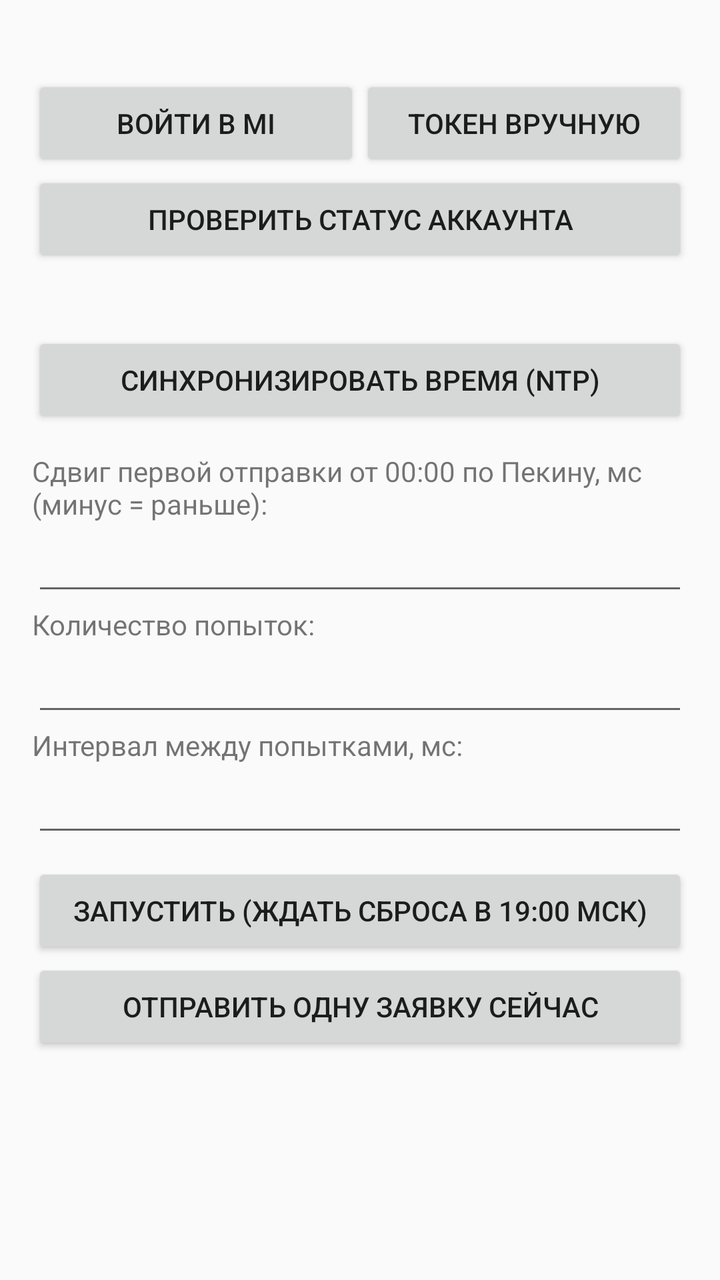
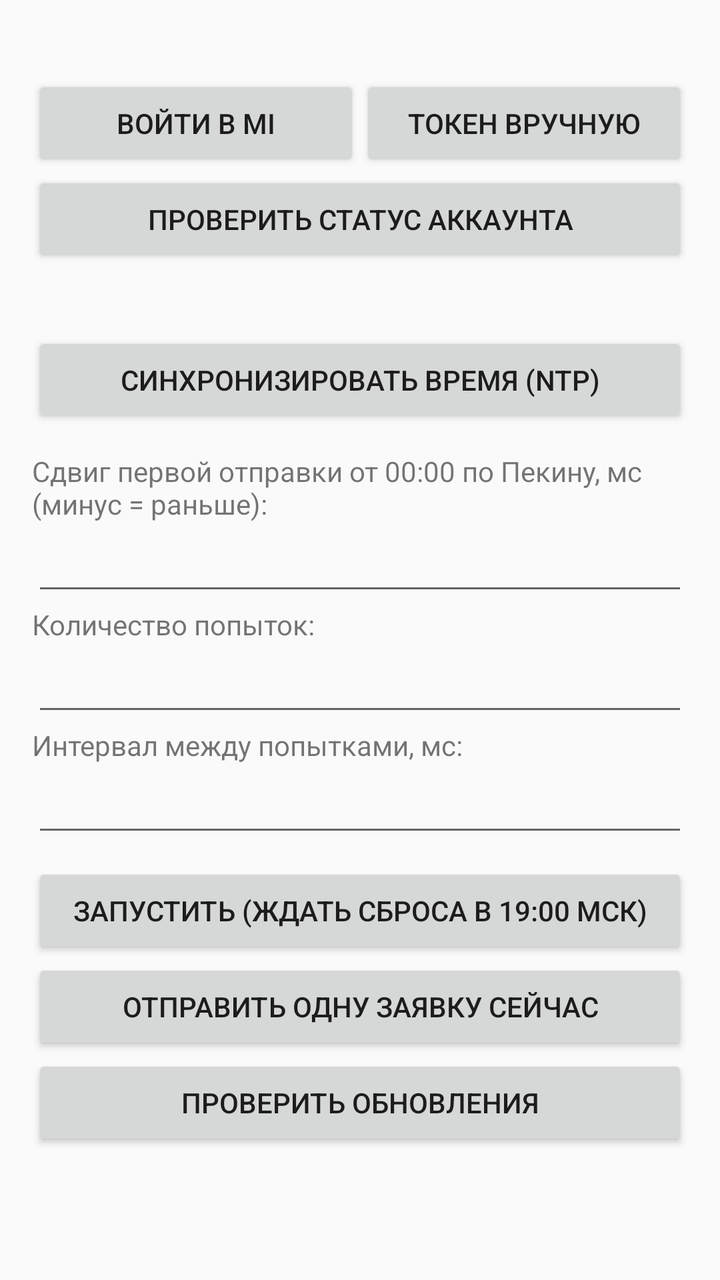

Compare the two renders of this Android layout. The source of the first and the diff that turns it into the second are given below.
<!-- AndroidManifest.xml: application theme Theme.App -->
<!-- res/layout/activity_main.xml -->
<?xml version="1.0" encoding="utf-8"?>
<ScrollView xmlns:android="http://schemas.android.com/apk/res/android"
    android:layout_width="match_parent"
    android:layout_height="match_parent"
    android:fillViewport="true">

    <LinearLayout
        android:layout_width="match_parent"
        android:layout_height="wrap_content"
        android:orientation="vertical"
        android:padding="16dp">

        <TextView
            android:id="@+id/tvAccount"
            android:layout_width="match_parent"
            android:layout_height="wrap_content"
            android:textSize="16sp"
            android:textStyle="bold" />

        <LinearLayout
            android:layout_width="match_parent"
            android:layout_height="wrap_content"
            android:orientation="horizontal">

            <Button
                android:id="@+id/btnLogin"
                android:layout_width="0dp"
                android:layout_height="wrap_content"
                android:layout_weight="1"
                android:text="Войти в Mi" />

            <Button
                android:id="@+id/btnToken"
                android:layout_width="0dp"
                android:layout_height="wrap_content"
                android:layout_weight="1"
                android:text="Токен вручную" />
        </LinearLayout>

        <Button
            android:id="@+id/btnState"
            android:layout_width="match_parent"
            android:layout_height="wrap_content"
            android:text="Проверить статус аккаунта" />

        <TextView
            android:id="@+id/tvClock"
            android:layout_width="match_parent"
            android:layout_height="wrap_content"
            android:layout_marginTop="12dp"
            android:fontFamily="monospace"
            android:textSize="15sp" />

        <Button
            android:id="@+id/btnSync"
            android:layout_width="match_parent"
            android:layout_height="wrap_content"
            android:text="Синхронизировать время (NTP)" />

        <TextView
            android:layout_width="match_parent"
            android:layout_height="wrap_content"
            android:layout_marginTop="12dp"
            android:text="Сдвиг первой отправки от 00:00 по Пекину, мс (минус = раньше):" />

        <EditText
            android:id="@+id/etOffset"
            android:layout_width="match_parent"
            android:layout_height="wrap_content"
            android:inputType="numberSigned" />

        <TextView
            android:layout_width="match_parent"
            android:layout_height="wrap_content"
            android:text="Количество попыток:" />

        <EditText
            android:id="@+id/etCount"
            android:layout_width="match_parent"
            android:layout_height="wrap_content"
            android:inputType="number" />

        <TextView
            android:layout_width="match_parent"
            android:layout_height="wrap_content"
            android:text="Интервал между попытками, мс:" />

        <EditText
            android:id="@+id/etInterval"
            android:layout_width="match_parent"
            android:layout_height="wrap_content"
            android:inputType="number" />

        <Button
            android:id="@+id/btnStart"
            android:layout_width="match_parent"
            android:layout_height="wrap_content"
            android:layout_marginTop="8dp"
            android:text="Запустить (ждать сброса в 19:00 МСК)" />

        <Button
            android:id="@+id/btnNow"
            android:layout_width="match_parent"
            android:layout_height="wrap_content"
            android:text="Отправить одну заявку сейчас" />

        <TextView
            android:id="@+id/tvLog"
            android:layout_width="match_parent"
            android:layout_height="wrap_content"
            android:layout_marginTop="12dp"
            android:fontFamily="monospace"
            android:textIsSelectable="true"
            android:textSize="12sp" />
    </LinearLayout>
</ScrollView>
<!-- resources referenced by this layout -->
<resources>
  <style name="Theme.App" parent="Theme.AppCompat.DayNight.DarkActionBar" />
</resources>

<!-- the commit's change to res/layout/activity_main.xml (unified diff, before → after) -->
@@ -104,6 +104,12 @@
             android:layout_height="wrap_content"
             android:text="Отправить одну заявку сейчас" />
 
+        <Button
+            android:id="@+id/btnUpdate"
+            android:layout_width="match_parent"
+            android:layout_height="wrap_content"
+            android:text="Проверить обновления" />
+
         <TextView
             android:id="@+id/tvLog"
             android:layout_width="match_parent"
